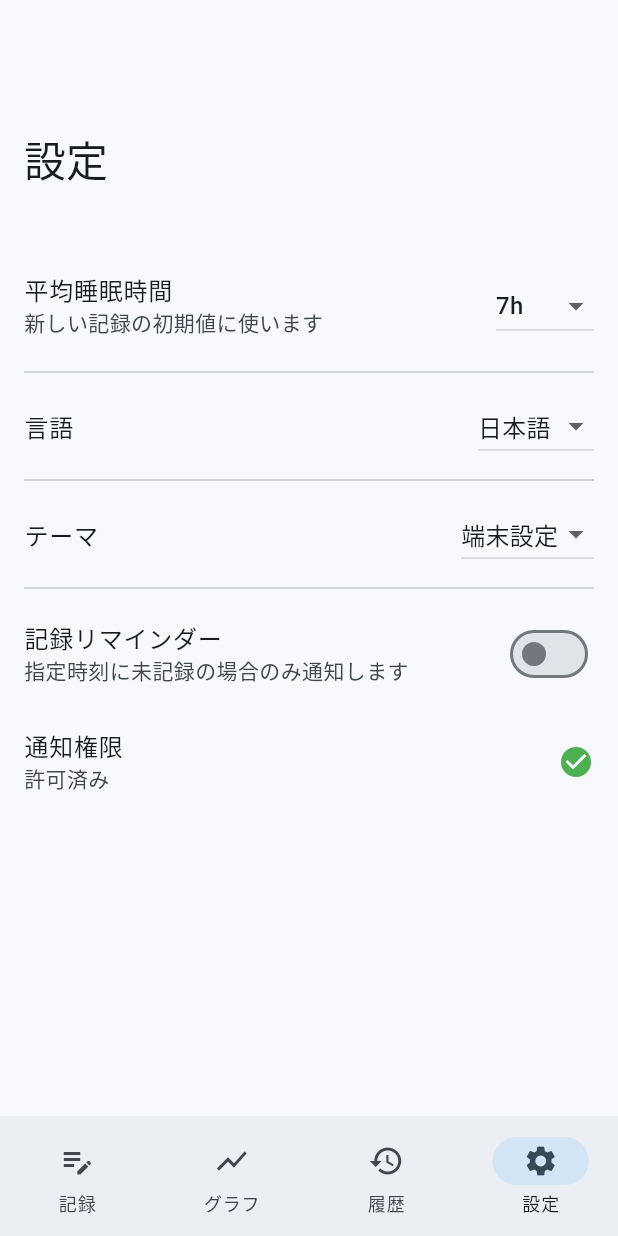
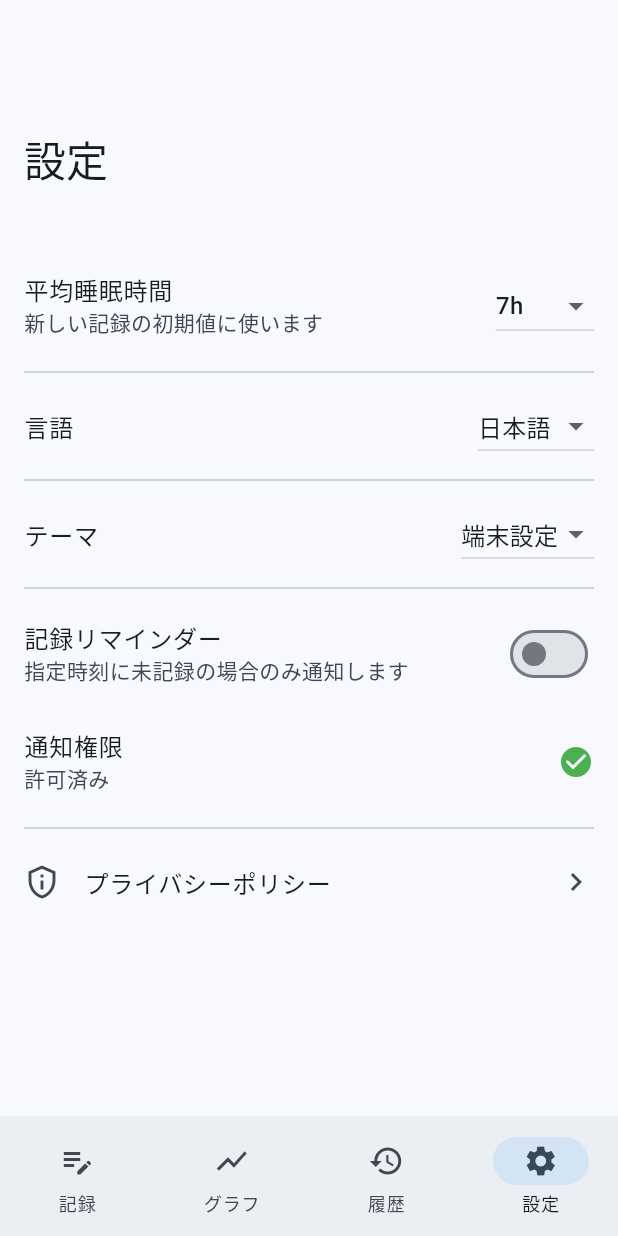
Before and after one commit to rakima/mood_wave_tracker, a Flutter app: the screen it shows after launch, item 4 of the bottom bar chosen, on a phone screen of 412 x 824 dp. Run offline on Flutter 3.47's test engine with Material 3 defaults, Android fonts, the light colour scheme and no system bars; our stand-ins replace flutter_local_notifications, flutter_timezone, shared_preferences, sqflite, timezone; accounts and stored records are empty.

Commit message:
add: アプリ内プライバシーポリシーを追加

```diff
--- a/lib/screens/settings_screen.dart
+++ b/lib/screens/settings_screen.dart
@@ -44,6 +44,31 @@ class _SettingsScreenState extends State<SettingsScreen>
     await widget.controller.update(next);
     await widget.reminders.update(next);
   }
+
+  Future<void> _showPrivacyPolicy(AppStrings s) => showDialog<void>(
+        context: context,
+        builder: (context) => AlertDialog(
+          title: Text(s.t('プライバシーポリシー', 'Privacy policy')),
+          content: SingleChildScrollView(
+            child: SelectableText(s.t(
+              'Mood Waveは、入力した躁・鬱の強さ、睡眠時間、服薬状況、メモを端末内のSQLiteに保存します。設定内容は端末内のアプリ設定に保存します。\n\n'
+              '本アプリは、開発者のサーバーへの送信、広告、アクセス解析、クラッシュ収集を行いません。Androidのバックアップ設定が有効な場合、記録と設定はAndroid Auto Backupにより暗号化され、Googleアカウントのバックアップ領域へ保存されることがあります。バックアップと復元はAndroid OSが管理します。\n\n'
+              '通知を有効にした場合、未記録時のリマインダーを端末内で予約します。通知以外の機密性の高いAndroid権限は使用しません。\n\n'
+              '本アプリは日々の状態を記録・可視化するためのツールです。医療機器ではなく、いかなる疾患の診断、治療、治癒、予防も行いません。医療上の助言、診断、治療については医療専門家へ相談してください。',
+              'Mood Wave stores the mania and depression intensity, sleep duration, medication status, and notes you enter in SQLite on your device. App preferences are stored locally on your device.\n\n'
+              'The app does not send data to a developer server and contains no advertising, analytics, or crash-reporting service. If Android backup is enabled, records and settings may be encrypted and stored in your Google Account backup by Android Auto Backup. Backup and restoration are managed by Android OS.\n\n'
+              'If reminders are enabled, the app schedules unrecorded-day reminders locally. It does not use sensitive Android permissions other than notifications.\n\n'
+              'This app is a tool for recording and visualizing daily conditions. It is not a medical device and does not diagnose, treat, cure, or prevent any medical condition. Consult a healthcare professional for medical advice, diagnosis, or treatment.',
+            )),
+          ),
+          actions: [
+            TextButton(
+              onPressed: () => Navigator.pop(context),
+              child: Text(s.t('閉じる', 'Close')),
+            ),
+          ],
+        ),
+      );
 
   @override
   Widget build(BuildContext context) {
@@ -153,6 +178,14 @@ class _SettingsScreenState extends State<SettingsScreen>
                       },
                       child: Text(
                           '${value.notificationHour.toString().padLeft(2, '0')}:${value.notificationMinute.toString().padLeft(2, '0')}'))),
+            const Divider(),
+            ListTile(
+              contentPadding: EdgeInsets.zero,
+              leading: const Icon(Icons.privacy_tip_outlined),
+              title: Text(s.t('プライバシーポリシー', 'Privacy policy')),
+              trailing: const Icon(Icons.chevron_right),
+              onTap: () => _showPrivacyPolicy(s),
+            ),
           ])),
     ]);
   }
```
